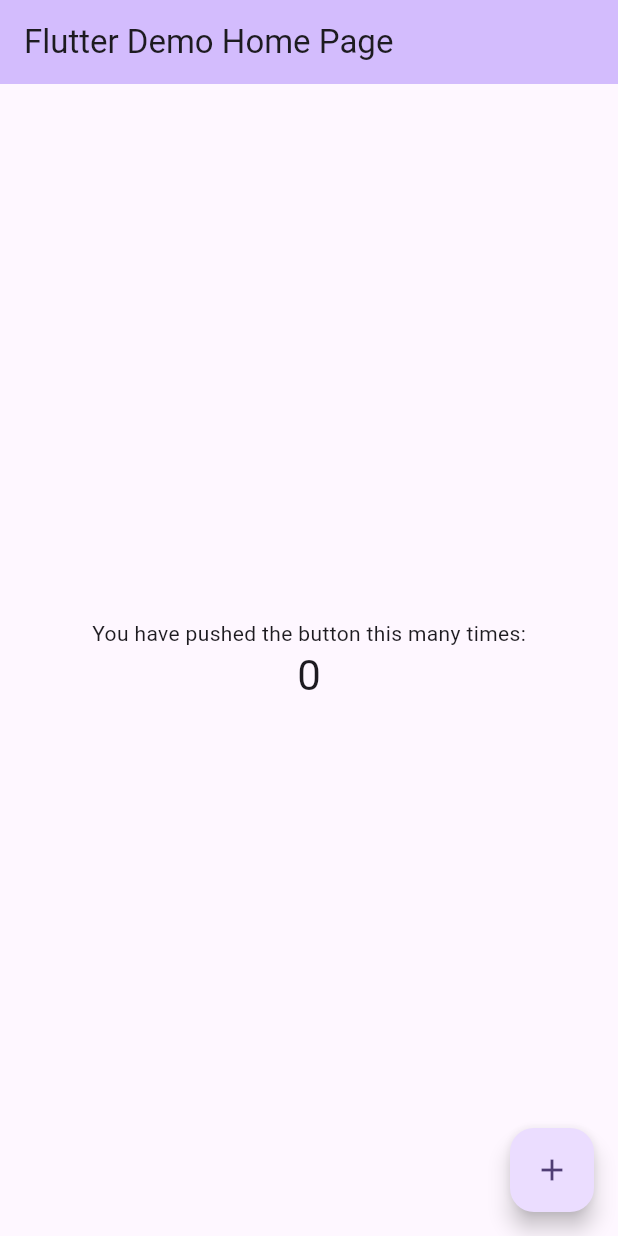
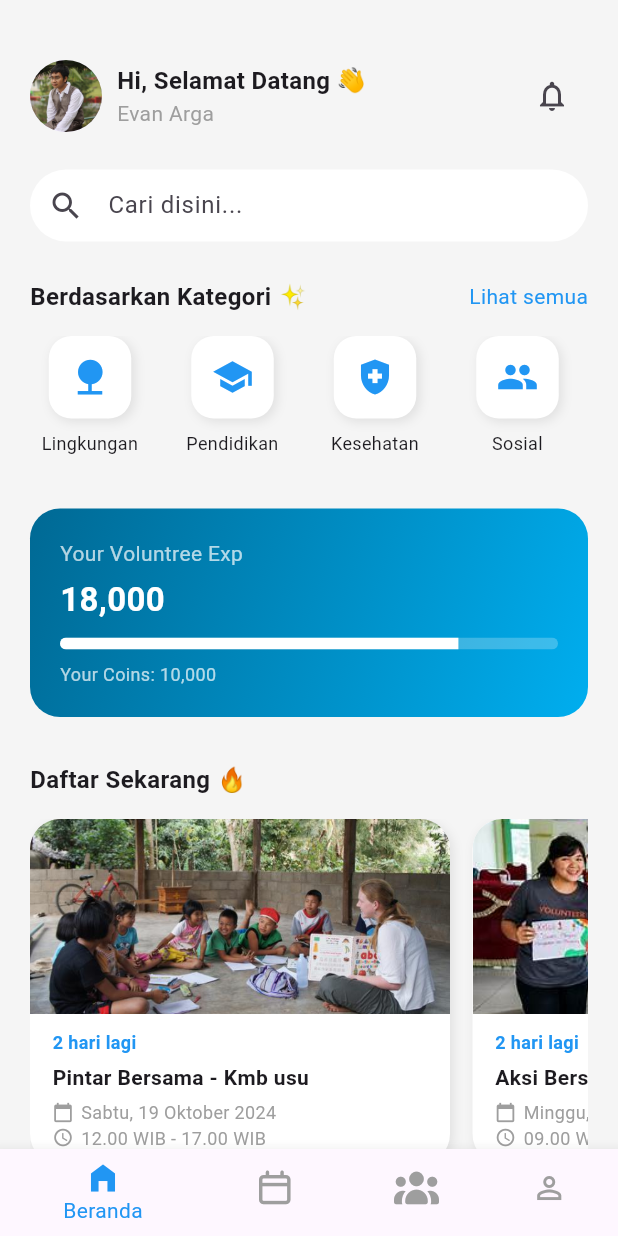
Before and after one commit to Mayadi21/volunite, a Flutter app: the screen it shows after launch, on a phone screen of 412 x 824 dp. Run offline on Flutter 3.47's test engine with Material 3 defaults, Android fonts, the phone set to English and light mode, and no system bars; our stand-ins replace font_awesome_flutter.

Commit message:
Tampilan Home Page

```diff
--- a/lib/main.dart
+++ b/lib/main.dart
@@ -1,4 +1,5 @@
 import 'package:flutter/material.dart';
+import 'pages/landing.dart';
 
 void main() {
   runApp(const MyApp());
@@ -11,7 +12,7 @@ class MyApp extends StatelessWidget {
   @override
   Widget build(BuildContext context) {
     return MaterialApp(
-      title: 'Flutter Demo',
+      title: 'Volunite',
       theme: ThemeData(
         // This is the theme of your application.
         //
@@ -30,93 +31,93 @@ class MyApp extends StatelessWidget {
         // tested with just a hot reload.
         colorScheme: ColorScheme.fromSeed(seedColor: Colors.deepPurple),
       ),
-      home: const MyHomePage(title: 'Flutter Demo Home Page'),
+      home: const LandingPage(),
     );
   }
 }
 
-class MyHomePage extends StatefulWidget {
-  const MyHomePage({super.key, required this.title});
+// class MyHomePage extends StatefulWidget {
+//   const MyHomePage({super.key, required this.title});
 
-  // This widget is the home page of your application. It is stateful, meaning
-  // that it has a State object (defined below) that contains fields that affect
-  // how it looks.
+//   // This widget is the home page of your application. It is stateful, meaning
+//   // that it has a State object (defined below) that contains fields that affect
+//   // how it looks.
 
-  // This class is the configuration for the state. It holds the values (in this
-  // case the title) provided by the parent (in this case the App widget) and
-  // used by the build method of the State. Fields in a Widget subclass are
-  // always marked "final".
+//   // This class is the configuration for the state. It holds the values (in this
+//   // case the title) provided by the parent (in this case the App widget) and
+//   // used by the build method of the State. Fields in a Widget subclass are
+//   // always marked "final".
 
-  final String title;
+//   final String title;
 
-  @override
-  State<MyHomePage> createState() => _MyHomePageState();
-}
+//   @override
+//   State<MyHomePage> createState() => _MyHomePageState();
+// }
 
-class _MyHomePageState extends State<MyHomePage> {
-  int _counter = 0;
+// class _MyHomePageState extends State<MyHomePage> {
+//   int _counter = 0;
 
-  void _incrementCounter() {
-    setState(() {
-      // This call to setState tells the Flutter framework that something has
-      // changed in this State, which causes it to rerun the build method below
-      // so that the display can reflect the updated values. If we changed
-      // _counter without calling setState(), then the build method would not be
-      // called again, and so nothing would appear to happen.
-      _counter++;
-    });
-  }
+//   void _incrementCounter() {
+//     setState(() {
+//       // This call to setState tells the Flutter framework that something has
+//       // changed in this State, which causes it to rerun the build method below
+//       // so that the display can reflect the updated values. If we changed
+//       // _counter without calling setState(), then the build method would not be
+//       // called again, and so nothing would appear to happen.
+//       _counter++;
+//     });
+//   }
 
-  @override
-  Widget build(BuildContext context) {
-    // This method is rerun every time setState is called, for instance as done
-    // by the _incrementCounter method above.
-    //
-    // The Flutter framework has been optimized to make rerunning build methods
-    // fast, so that you can just rebuild anything that needs updating rather
-    // than having to individually change instances of widgets.
-    return Scaffold(
-      appBar: AppBar(
-        // TRY THIS: Try changing the color here to a specific color (to
-        // Colors.amber, perhaps?) and trigger a hot reload to see the AppBar
-        // change color while the other colors stay the same.
-        backgroundColor: Theme.of(context).colorScheme.inversePrimary,
-        // Here we take the value from the MyHomePage object that was created by
-        // the App.build method, and use it to set our appbar title.
-        title: Text(widget.title),
-      ),
-      body: Center(
-        // Center is a layout widget. It takes a single child and positions it
-        // in the middle of the parent.
-        child: Column(
-          // Column is also a layout widget. It takes a list of children and
-          // arranges them vertically. By default, it sizes itself to fit its
-          // children horizontally, and tries to be as tall as its parent.
-          //
-          // Column has various properties to control how it sizes itself and
-          // how it positions its children. Here we use mainAxisAlignment to
-          // center the children vertically; the main axis here is the vertical
-          // axis because Columns are vertical (the cross axis would be
-          // horizontal).
-          //
-          // TRY THIS: Invoke "debug painting" (choose the "Toggle Debug Paint"
-          // action in the IDE, or press "p" in the console), to see the
-          // wireframe for each widget.
-          mainAxisAlignment: MainAxisAlignment.center,
-          children: <Widget>[
-            const Text('You have pushed the button this many times:'),
-            Text(
-              '$_counter',
-              style: Theme.of(context).textTheme.headlineMedium,
-            ),
-          ],
-        ),
-      ),
-      floatingActionButton: FloatingActionButton(
-        onPressed: _incrementCounter,
-        tooltip: 'Increment',
-        child: const Icon(Icons.add),
-      ), // This trailing comma makes auto-formatting nicer for build methods.
-    );
-  }
-}
+//   @override
+//   Widget build(BuildContext context) {
+//     // This method is rerun every time setState is called, for instance as done
+//     // by the _incrementCounter method above.
+//     //
+//     // The Flutter framework has been optimized to make rerunning build methods
+//     // fast, so that you can just rebuild anything that needs updating rather
+//     // than having to individually change instances of widgets.
+//     return Scaffold(
+//       appBar: AppBar(
+//         // TRY THIS: Try changing the color here to a specific color (to
+//         // Colors.amber, perhaps?) and trigger a hot reload to see the AppBar
+//         // change color while the other colors stay the same.
+//         backgroundColor: Theme.of(context).colorScheme.inversePrimary,
+//         // Here we take the value from the MyHomePage object that was created by
+//         // the App.build method, and use it to set our appbar title.
+//         title: Text(widget.title),
+//       ),
+//       body: Center(
+//         // Center is a layout widget. It takes a single child and positions it
+//         // in the middle of the parent.
+//         child: Column(
+//           // Column is also a layout widget. It takes a list of children and
+//           // arranges them vertically. By default, it sizes itself to fit its
+//           // children horizontally, and tries to be as tall as its parent.
+//           //
+//           // Column has various properties to control how it sizes itself and
+//           // how it positions its children. Here we use mainAxisAlignment to
+//           // center the children vertically; the main axis here is the vertical
+//           // axis because Columns are vertical (the cross axis would be
+//           // horizontal).
+//           //
+//           // TRY THIS: Invoke "debug painting" (choose the "Toggle Debug Paint"
+//           // action in the IDE, or press "p" in the console), to see the
+//           // wireframe for each widget.
+//           mainAxisAlignment: MainAxisAlignment.center,
+//           children: <Widget>[
+//             const Text('You have pushed the button this many times:'),
+//             Text(
+//               '$_counter',
+//               style: Theme.of(context).textTheme.headlineMedium,
+//             ),
+//           ],
+//         ),
+//       ),
+//       floatingActionButton: FloatingActionButton(
+//         onPressed: _incrementCounter,
+//         tooltip: 'Increment',
+//         child: const Icon(Icons.add),
+//       ), // This trailing comma makes auto-formatting nicer for build methods.
+//     );
+//   }
+// }
--- /dev/null
+++ b/lib/pages/landing.dart
@@ -0,0 +1,326 @@
+import 'package:flutter/material.dart';
+import 'package:font_awesome_flutter/font_awesome_flutter.dart';
+
+class LandingPage extends StatelessWidget {
+  const LandingPage({super.key});
+
+  @override
+  Widget build(BuildContext context) {
+    return Scaffold(
+      backgroundColor: Colors.grey[100],
+      body: SingleChildScrollView(
+        padding: const EdgeInsets.symmetric(horizontal: 20, vertical: 40),
+        child: Column(
+          crossAxisAlignment: CrossAxisAlignment.start,
+          children: [
+            // 👋 Header
+            Row(
+              mainAxisAlignment: MainAxisAlignment.spaceBetween,
+              children: [
+                Row(
+                  children: [
+                    const CircleAvatar(
+                      radius: 24,
+                      backgroundImage: AssetImage('assets/profile.jpg'),
+                    ),
+                    const SizedBox(width: 10),
+                    Column(
+                      crossAxisAlignment: CrossAxisAlignment.start,
+                      children: const [
+                        Text(
+                          "Hi, Selamat Datang 👋",
+                          style: TextStyle(
+                            fontSize: 16,
+                            fontWeight: FontWeight.bold,
+                          ),
+                        ),
+                        Text(
+                          "Evan Arga",
+                          style: TextStyle(fontSize: 14, color: Colors.grey),
+                        ),
+                      ],
+                    ),
+                  ],
+                ),
+                IconButton(
+                  icon: const Icon(Icons.notifications_outlined),
+                  onPressed: () {},
+                ),
+              ],
+            ),
+            const SizedBox(height: 25),
+
+            // 🔍 Search Bar
+            TextField(
+              decoration: InputDecoration(
+                hintText: "Cari disini...",
+                prefixIcon: const Icon(Icons.search),
+                filled: true,
+                fillColor: Colors.white,
+                contentPadding: const EdgeInsets.symmetric(
+                  vertical: 5,
+                  horizontal: 15,
+                ),
+                border: OutlineInputBorder(
+                  borderRadius: BorderRadius.circular(30),
+                  borderSide: BorderSide.none,
+                ),
+              ),
+            ),
+
+            const SizedBox(height: 25),
+
+            // 🧭 Kategori
+            Row(
+              mainAxisAlignment: MainAxisAlignment.spaceBetween,
+              children: const [
+                Text(
+                  "Berdasarkan Kategori ✨",
+                  style: TextStyle(fontSize: 16, fontWeight: FontWeight.bold),
+                ),
+                Text("Lihat semua", style: TextStyle(color: Colors.blue)),
+              ],
+            ),
+            const SizedBox(height: 15),
+            SizedBox(
+              height: 90,
+              child: ListView(
+                scrollDirection: Axis.horizontal,
+                children: [
+                  categoryItem(Icons.nature, "Lingkungan"),
+                  categoryItem(Icons.school, "Pendidikan"),
+                  categoryItem(Icons.health_and_safety, "Kesehatan"),
+                  categoryItem(Icons.people, "Sosial"),
+                  categoryItem(Icons.palette, "Seni"),
+                ],
+              ),
+            ),
+
+            const SizedBox(height: 25),
+
+            // 💎 Exp Card
+            Container(
+              width: double.infinity,
+              padding: const EdgeInsets.all(20),
+              decoration: BoxDecoration(
+                borderRadius: BorderRadius.circular(20),
+                gradient: const LinearGradient(
+                  colors: [Color(0xFF006994), Color(0xFF00AEEF)],
+                  begin: Alignment.topLeft,
+                  end: Alignment.bottomRight,
+                ),
+              ),
+              child: Column(
+                crossAxisAlignment: CrossAxisAlignment.start,
+                children: [
+                  const Text(
+                    "Your Voluntree Exp",
+                    style: TextStyle(color: Colors.white70),
+                  ),
+                  const SizedBox(height: 5),
+                  const Text(
+                    "18,000",
+                    style: TextStyle(
+                      color: Colors.white,
+                      fontWeight: FontWeight.bold,
+                      fontSize: 22,
+                    ),
+                  ),
+                  const SizedBox(height: 10),
+                  ClipRRect(
+                    borderRadius: BorderRadius.circular(10),
+                    child: LinearProgressIndicator(
+                      value: 0.8,
+                      minHeight: 8,
+                      backgroundColor: Colors.white24,
+                      valueColor: const AlwaysStoppedAnimation(Colors.white),
+                    ),
+                  ),
+                  const SizedBox(height: 8),
+                  const Text(
+                    "Your Coins: 10,000",
+                    style: TextStyle(color: Colors.white70, fontSize: 12),
+                  ),
+                ],
+              ),
+            ),
+
+            const SizedBox(height: 30),
+
+            // 🔥 Daftar Sekarang
+            const Text(
+              "Daftar Sekarang 🔥",
+              style: TextStyle(fontSize: 16, fontWeight: FontWeight.bold),
+            ),
+            const SizedBox(height: 15),
+            SizedBox(
+              height: 230,
+              child: ListView(
+                scrollDirection: Axis.horizontal,
+                children: [
+                  eventCard(
+                    "assets/event1.jpg",
+                    "Pintar Bersama - Kmb usu",
+                    "Sabtu, 19 Oktober 2024",
+                    "12.00 WIB - 17.00 WIB",
+                  ),
+                  eventCard(
+                    "assets/event2.jpg",
+                    "Aksi Bersih Pantai",
+                    "Minggu, 20 Oktober 2024",
+                    "09.00 WIB - 12.00 WIB",
+                  ),
+                ],
+              ),
+            ),
+          ],
+        ),
+      ),
+      bottomNavigationBar: BottomNavigationBar(
+        selectedItemColor: Colors.blue,
+        unselectedItemColor: Colors.grey,
+        items: const [
+          BottomNavigationBarItem(
+            icon: Icon(Icons.home_filled),
+            label: "Beranda",
+          ),
+          BottomNavigationBarItem(
+            icon: Icon(FontAwesomeIcons.calendar),
+            label: "Kegiatan",
+          ),
+          BottomNavigationBarItem(
+            icon: Icon(FontAwesomeIcons.users),
+            label: "Komunitas",
+          ),
+          BottomNavigationBarItem(
+            icon: Icon(Icons.person_outline),
+            label: "Profil",
+          ),
+        ],
+      ),
+    );
+  }
+
+  // Widget kategori
+  static Widget categoryItem(IconData icon, String title) {
+    return Container(
+      width: 80,
+      margin: const EdgeInsets.only(right: 15),
+      child: Column(
+        children: [
+          Container(
+            height: 55,
+            width: 55,
+            decoration: BoxDecoration(
+              color: Colors.white,
+              borderRadius: BorderRadius.circular(15),
+              boxShadow: [
+                BoxShadow(
+                  color: Colors.grey.shade300,
+                  blurRadius: 5,
+                  offset: const Offset(2, 2),
+                ),
+              ],
+            ),
+            child: Icon(icon, size: 28, color: Colors.blue),
+          ),
+          const SizedBox(height: 8),
+          Text(
+            title,
+            style: const TextStyle(fontSize: 12),
+            textAlign: TextAlign.center,
+          ),
+        ],
+      ),
+    );
+  }
+
+  // Widget event card
+  static Widget eventCard(
+    String image,
+    String title,
+    String date,
+    String time,
+  ) {
+    return Container(
+      width: 280,
+      margin: const EdgeInsets.only(right: 15),
+      decoration: BoxDecoration(
+        color: Colors.white,
+        borderRadius: BorderRadius.circular(20),
+        boxShadow: [
+          BoxShadow(
+            color: Colors.grey.shade300,
+            blurRadius: 5,
+            offset: const Offset(2, 2),
+          ),
+        ],
+      ),
+      child: Column(
+        crossAxisAlignment: CrossAxisAlignment.start,
+        children: [
+          ClipRRect(
+            borderRadius: const BorderRadius.vertical(top: Radius.circular(20)),
+            child: Image.asset(
+              image,
+              height: 130,
+              width: double.infinity,
+              fit: BoxFit.cover,
+            ),
+          ),
+          Padding(
+            padding: const EdgeInsets.symmetric(
+              horizontal: 15,
+            ).copyWith(top: 10),
+            child: Column(
+              crossAxisAlignment: CrossAxisAlignment.start,
+              children: [
+                const Text(
+                  "2 hari lagi",
+                  style: TextStyle(
+                    color: Colors.blue,
+                    fontSize: 12,
+                    fontWeight: FontWeight.bold,
+                  ),
+                ),
+                const SizedBox(height: 5),
+                Text(
+                  title,
+                  style: const TextStyle(
+                    fontWeight: FontWeight.bold,
+                    fontSize: 14,
+                  ),
+                ),
+                const SizedBox(height: 5),
+                Row(
+                  children: [
+                    const Icon(
+                      Icons.calendar_today,
+                      size: 14,
+                      color: Colors.grey,
+                    ),
+                    const SizedBox(width: 5),
+                    Text(
+                      date,
+                      style: const TextStyle(color: Colors.grey, fontSize: 12),
+                    ),
+                  ],
+                ),
+                Row(
+                  children: [
+                    const Icon(Icons.access_time, size: 14, color: Colors.grey),
+                    const SizedBox(width: 5),
+                    Text(
+                      time,
+                      style: const TextStyle(color: Colors.grey, fontSize: 12),
+                    ),
+                  ],
+                ),
+              ],
+            ),
+          ),
+        ],
+      ),
+    );
+  }
+}
```
Also changed, not shown: pubspec.yaml (+7 -5 lines), assets/event1.jpg (added), assets/event2.jpg (added), assets/profile.jpg (added), pubspec.lock.
